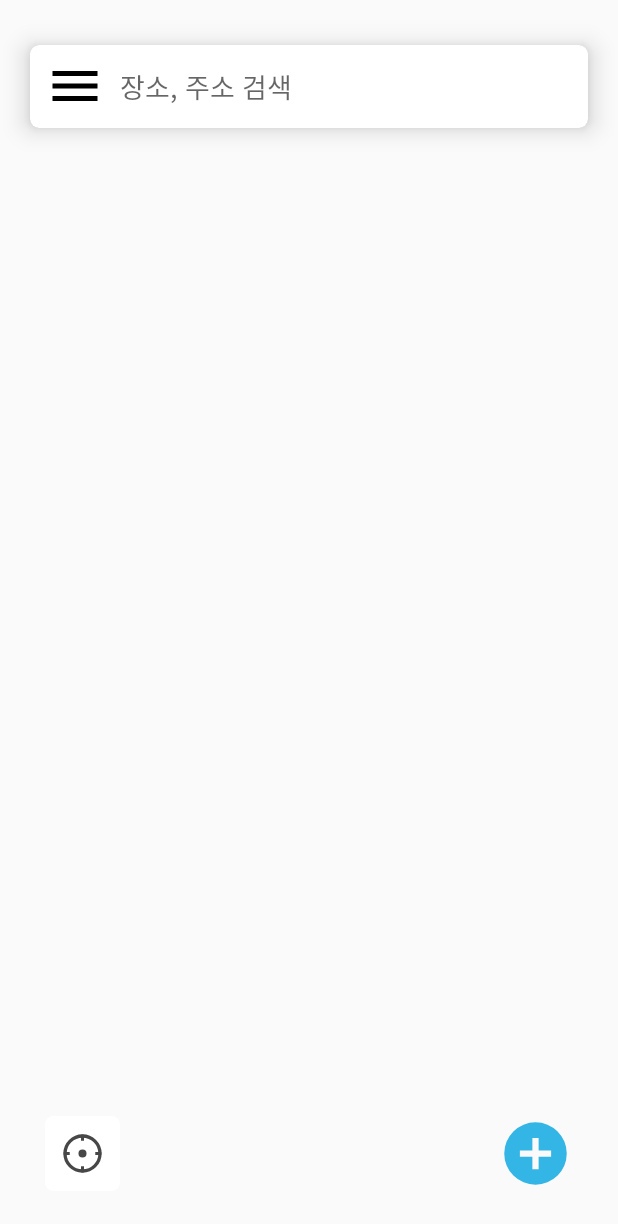
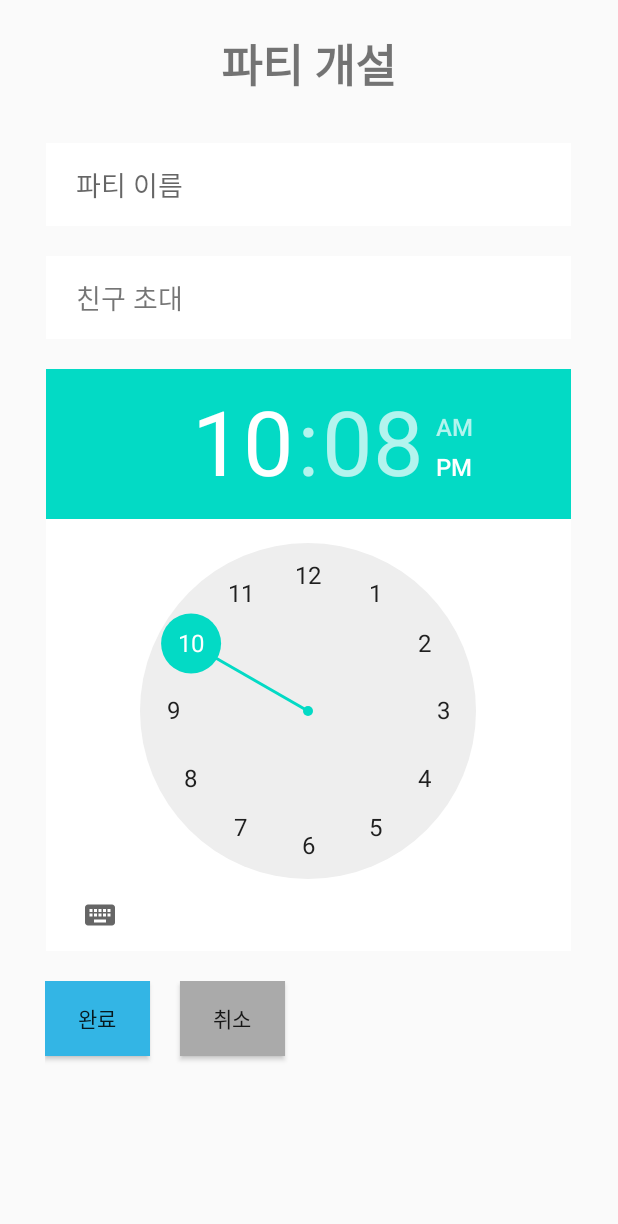
Before and after one commit to 2020Hanium/WeMeetNow_Android, an Android app: the MainActivity screen opened directly, with no data from a screen before it, after a tap on an icon or button, on a phone screen of 412 x 824 dp. Shown: the top 1224 px of the screen. Run offline under Robolectric (Android 15) with nearby library versions, the light colour scheme and no system bars; libraries missing offline, so code that uses them is left out: com.gun0912.tedpermission, com.skt, io.socket.emitter; 9 statements that could not run were skipped.

Commit message:
파티 개설 - AddPartyActivity 추가 친구 목록 RecyclerView와 연동 CheckBox 클릭 여부에 따라 TextView 설정

```diff
--- a/app/src/main/AndroidManifest.xml
+++ b/app/src/main/AndroidManifest.xml
@@ -26,6 +26,7 @@
         <activity android:name=".view.LoginActivity" />
         <activity android:name=".view.JoinActivity" />
         <activity android:name=".view.AddFriendActivity" />
+        <activity android:name=".view.AddPartyActivity" />
     </application>
 
 </manifest>
--- /dev/null
+++ b/app/src/main/java/hanium/android/wemeetnow/adapter/FriendsPartyAdapter.java
@@ -0,0 +1,68 @@
+package hanium.android.wemeetnow.adapter;
+
+import android.view.LayoutInflater;
+import android.view.View;
+import android.view.ViewGroup;
+import android.widget.CheckBox;
+import android.widget.TextView;
+
+import androidx.annotation.NonNull;
+import androidx.recyclerview.widget.RecyclerView;
+
+import java.util.List;
+
+import hanium.android.wemeetnow.R;
+
+public class FriendsPartyAdapter extends RecyclerView.Adapter<FriendsPartyAdapter.ViewHolder> {
+
+    private List<String> mList;
+
+    public FriendsPartyAdapter(List<String> list, OnSelectListener onSelectListener) {
+        this.mList = list;
+        this.mOnSelectListener = onSelectListener;
+    }
+
+    private OnSelectListener mOnSelectListener;
+
+    class ViewHolder extends RecyclerView.ViewHolder{
+
+        TextView textView;
+        CheckBox checkBox;
+
+        ViewHolder(@NonNull View itemView) {
+            super(itemView);
+            textView = itemView.findViewById(R.id.tv_friendname);
+            checkBox = itemView.findViewById(R.id.cb_friend);
+        }
+    }
+
+    @NonNull
+    @Override
+    public FriendsPartyAdapter.ViewHolder onCreateViewHolder(@NonNull ViewGroup parent, int viewType) {
+        return new FriendsPartyAdapter.ViewHolder(LayoutInflater.from(parent.getContext()).inflate(R.layout.item_friends_party, parent, false));
+    }
+
+    @Override
+    public void onBindViewHolder(@NonNull FriendsPartyAdapter.ViewHolder holder, int position) {
+        String item = mList.get(position);
+        holder.textView.setText(item);
+        holder.checkBox.setOnClickListener(view -> {
+            if (holder.checkBox.isChecked()) {
+                mOnSelectListener.onSelect(item, true);
+            }
+            else {
+                mOnSelectListener.onSelect(item, false);
+            }
+        });
+    }
+
+    @Override
+    public int getItemCount() {
+        return mList.size();
+    }
+
+    public interface OnSelectListener{
+        void onSelect(String name, boolean add);
+    }
+
+}
--- /dev/null
+++ b/app/src/main/java/hanium/android/wemeetnow/view/AddPartyActivity.java
@@ -0,0 +1,127 @@
+package hanium.android.wemeetnow.view;
+
+import android.os.Bundle;
+import android.util.Log;
+import android.view.View;
+import android.widget.Button;
+import android.widget.EditText;
+import android.widget.TextView;
+
+import androidx.appcompat.app.AppCompatActivity;
+import androidx.recyclerview.widget.LinearLayoutManager;
+import androidx.recyclerview.widget.RecyclerView;
+
+import org.json.JSONArray;
+import org.json.JSONException;
+
+import java.util.ArrayList;
+import java.util.List;
+
+import hanium.android.MyApplication;
+import hanium.android.wemeetnow.R;
+import hanium.android.wemeetnow.adapter.FriendsPartyAdapter;
+import io.socket.emitter.Emitter;
+
+public class AddPartyActivity extends AppCompatActivity implements FriendsPartyAdapter.OnSelectListener {
+
+    private boolean isClicked = false;
+    private List<String> friendList = new ArrayList<>();
+    private List<String> showList = new ArrayList<>();
+
+    private FriendsPartyAdapter adapter;
+
+    private EditText et_partyname;
+    private TextView btn_invite;
+    private RecyclerView recyclerView;
+
+    @Override
+    protected void onCreate(Bundle savedInstanceState) {
+        super.onCreate(savedInstanceState);
+        setContentView(R.layout.activity_add_party);
+
+        initialize();
+        setRecyclerView();
+
+        MyApplication.socket.emit("refresh_friend");
+        MyApplication.socket.on("friend_list", onFriendListReceived);
+    }
+
+    @Override
+    public void onSelect(String name, boolean add) {
+        if (add) {
+            showList.add(name);
+        }
+        else {
+            showList.remove(name);
+        }
+
+        StringBuilder string = new StringBuilder();
+        for(String s : showList) {
+            string.append(s).append(" ");
+        }
+        btn_invite.setText(string.toString());
+    }
+
+    private void initialize() {
+        et_partyname = findViewById(R.id.et_partyname);
+
+        btn_invite = findViewById(R.id.btn_invite);
+        btn_invite.setOnClickListener(onClickListener);
+
+        Button btn_access = findViewById(R.id.btn_access);
+        btn_access.setOnClickListener(onClickListener);
+        Button btn_cancel = findViewById(R.id.btn_cancel);
+        btn_cancel.setOnClickListener(onClickListener);
+    }
+
+    private void setRecyclerView() {
+        recyclerView = findViewById(R.id.rv_friends);
+        recyclerView.setLayoutManager(new LinearLayoutManager(this));
+
+        adapter = new FriendsPartyAdapter(friendList, this);
+        recyclerView.setAdapter(adapter);
+    }
+
+    View.OnClickListener onClickListener = view -> {
+        switch (view.getId()){
+            case R.id.btn_invite:{
+                clickInvite();
+                break;
+            }
+            case R.id.btn_access:{
+
+                break;
+            }
+            case R.id.btn_cancel:{
+                onBackPressed();
+                break;
+            }
+        }
+    };
+
+    private void clickInvite() {
+        if (isClicked) {
+            recyclerView.setVisibility(View.GONE);
+            isClicked = false;
+        }
+        else {
+            recyclerView.setVisibility(View.VISIBLE);
+            isClicked = true;
+        }
+    }
+
+    Emitter.Listener onFriendListReceived = args -> {
+
+        Log.d("socket", "Party Friend: " + args[0] + "");
+        JSONArray arr = (JSONArray) args[0];
+        for (int i = 0; i < arr.length(); i++) {
+            try {
+                friendList.add(arr.getJSONObject(i).getString("name"));
+            } catch (JSONException e) {
+                e.printStackTrace();
+            }
+        }
+        runOnUiThread(() -> adapter.notifyDataSetChanged());
+    };
+
+}
--- a/app/src/main/java/hanium/android/wemeetnow/view/MainActivity.java
+++ b/app/src/main/java/hanium/android/wemeetnow/view/MainActivity.java
@@ -260,6 +260,11 @@ public class MainActivity extends AppCompatActivity {
                 startActivity(intent);
                 break;
             }
+            case R.id.btn_addparty:{
+                Intent intent = new Intent(MainActivity.this, AddPartyActivity.class);
+                startActivity(intent);
+                break;
+            }
         }
     };
 
--- a/app/src/main/res/layout/activity_add_party.xml
+++ b/app/src/main/res/layout/activity_add_party.xml
@@ -1,94 +1,93 @@
 <?xml version="1.0" encoding="utf-8"?>
-<LinearLayout xmlns:android="http://schemas.android.com/apk/res/android"
+<androidx.core.widget.NestedScrollView xmlns:android="http://schemas.android.com/apk/res/android"
+    android:layout_width="match_parent"
+    android:layout_height="match_parent">
+
+    <LinearLayout
         android:layout_width="match_parent"
         android:layout_height="match_parent"
-    android:orientation="vertical"
-    android:gravity="center_horizontal">
+        android:gravity="center_horizontal"
+        android:orientation="vertical">
 
         <TextView
             android:layout_width="wrap_content"
             android:layout_height="wrap_content"
+            android:layout_marginTop="20dp"
             android:text="파티 개설"
             android:textSize="30sp"
-        android:textStyle="bold"
-        android:layout_marginTop="20dp"
-        />
+            android:textStyle="bold" />
 
         <EditText
+            android:id="@+id/et_partyname"
             android:layout_width="350dp"
             android:layout_height="55dp"
+            android:layout_marginTop="30dp"
+            android:background="#ffffff"
             android:hint="파티 이름"
-        android:background="#ffffff"
-        android:id="@+id/et_partyname"
-        android:paddingStart="20dp"
-        android:layout_marginTop="30dp"
-        />
+            android:paddingStart="20dp" />
 
         <LinearLayout
             android:layout_width="wrap_content"
             android:layout_height="wrap_content"
-        android:orientation="vertical"
+            android:layout_marginTop="20dp"
             android:background="#ffffff"
-        android:layout_marginTop="20dp">
+            android:orientation="vertical">
 
             <TextView
+                android:id="@+id/btn_invite"
                 android:layout_width="350dp"
                 android:layout_height="55dp"
+                android:background="?android:selectableItemBackground"
+                android:gravity="center_vertical"
+                android:paddingStart="20dp"
                 android:text="친구 초대"
-            android:textSize="18sp"
-            android:paddingStart="20dp"
-            android:id="@+id/btn_invite"
-            android:gravity="center_vertical"
-            android:background="?android:selectableItemBackground"
-            />
+                android:textSize="18sp" />
 
             <androidx.recyclerview.widget.RecyclerView
+                android:id="@id/rv_friends"
                 android:layout_width="wrap_content"
                 android:layout_height="wrap_content"
-            android:id="@id/rv_friends"
-            android:visibility="gone"
                 android:layout_marginTop="10dp"
-            />
+                android:visibility="gone" />
 
         </LinearLayout>
 
         <!--    TODO Theme를 android.R.style.Theme_Holo_Light_Dialog 로 바꾸기-->
         <TimePicker
+            android:id="@+id/timepicker"
             android:layout_width="350dp"
             android:layout_height="wrap_content"
-        android:hint="Password"
+            android:layout_marginTop="20dp"
             android:background="#ffffff"
-        android:id="@+id/timepicker"
-        android:layout_marginTop="20dp"
-        />
+            android:hint="Password" />
 
         <LinearLayout
             android:layout_width="match_parent"
             android:layout_height="100dp"
+            android:layout_marginStart="20dp"
+            android:layout_marginTop="20dp"
             android:orientation="horizontal"
-        android:layout_marginTop="20dp"
-        android:layout_marginStart="20dp"
 
             >
 
 
             <Button
+                android:id="@+id/btn_access"
                 android:layout_width="70dp"
                 android:layout_height="50dp"
+                android:background="@android:color/holo_blue_light"
                 android:text="완료"
-            android:id="@+id/btn_access"
-            android:background="@android:color/holo_blue_light"
 
                 />
 
             <Button
+                android:id="@+id/btn_cancel"
                 android:layout_width="70dp"
                 android:layout_height="50dp"
-            android:text="취소"
-            android:id="@+id/btn_cancel"
+                android:layout_marginStart="20dp"
                 android:background="@android:color/darker_gray"
-            android:layout_marginStart="20dp"
-            />
+                android:text="취소" />
 
         </LinearLayout>
     </LinearLayout>
+</androidx.core.widget.NestedScrollView>
```
Also changed, not shown: app/src/main/res/layout/item_friends_party.xml (added, +22 -0 lines). Lines whose indentation alone changed are shown as unchanged.
